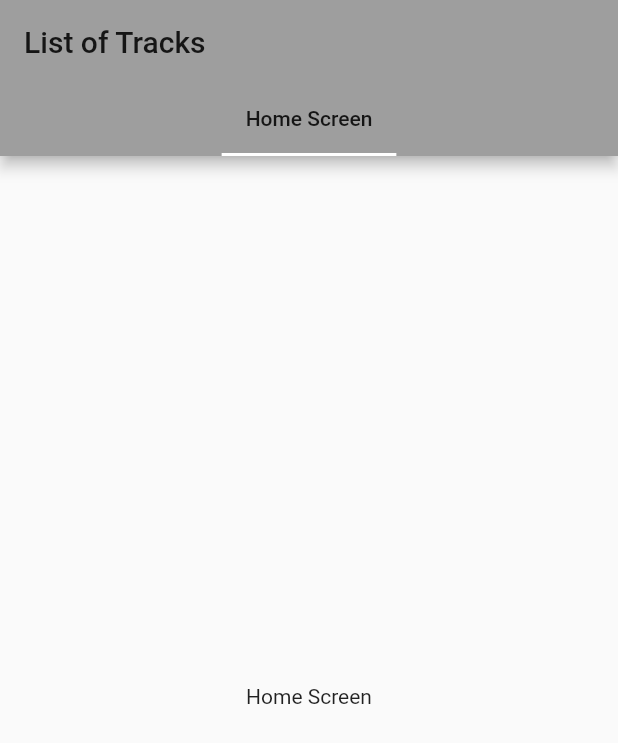
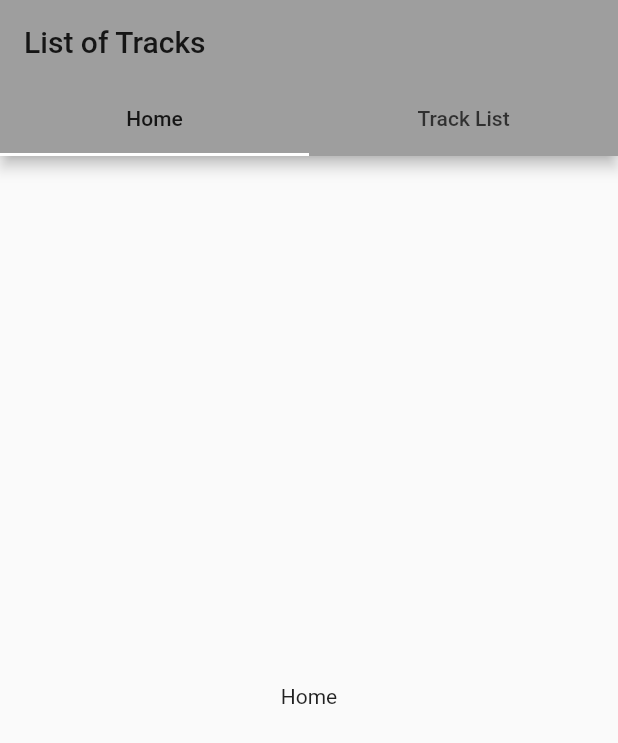
Before and after one commit to ogata-k/track_list, a Flutter app: the screen it shows after launch, on a phone screen of 412 x 824 dp. Shown: the top 743 px of the screen. Run offline on Flutter 3.47's test engine with Material 2 defaults, Android fonts, the phone set to English and light mode, and no system bars.

Commit message:
スライド表示をされることを確認

```diff
--- a/lib/enum/tab_name.dart
+++ b/lib/enum/tab_name.dart
@@ -1,19 +1,21 @@
 const String DEFAULT_TITLE = "List of Tracks";
+const String HOME_SCREEN = "Home";
+const String TRACK_LIST_SCREEN = "Track List";
 
 // name enum of tabs
 enum TabName {
   HomeScreen,
-  TrackList,
+  TrackListScreen,
 }
 
 // convert from TabName to String
 String tabNameToString(TabName name) {
   switch (name) {
     case TabName.HomeScreen:
-      return "Home Screen";
+      return HOME_SCREEN;
       break;
-    case TabName.TrackList:
-      return "Track List";
+    case TabName.TrackListScreen:
+      return TRACK_LIST_SCREEN;
       break;
     default:
       return DEFAULT_TITLE;
@@ -22,15 +24,12 @@ String tabNameToString(TabName name) {
 
 // convert to String from TabName
 TabName tabNameFromString(String name) {
-  TabName tabName;
-  TabName.values.map((TabName _tabName) {
-    if (name == tabNameToString(_tabName)) {
-      tabName = _tabName;
-    }
-  });
-  if (tabName != null) {
-    return tabName;
-  } else {
-    return TabName.HomeScreen;
+  switch (name) {
+    case HOME_SCREEN:
+      return TabName.HomeScreen;
+    case TRACK_LIST_SCREEN:
+      return TabName.TrackListScreen;
+    default:
+      return TabName.HomeScreen;
   }
 }
--- a/lib/model/track.dart
+++ b/lib/model/track.dart
@@ -19,6 +19,6 @@ class Track {
   // track number of this album
   final int trackNo;
 
-  Track(this.id, this.albumId, this.artistId, this.path, this.title,
-      this.artist, this.uri, this.duration, this.trackNo);
+  Track({this.id, this.albumId, this.artistId, this.path, this.title,
+      this.artist, this.uri, this.duration, this.trackNo});
 }
--- a/lib/track_list.dart
+++ b/lib/track_list.dart
@@ -29,6 +29,7 @@ class _TrackTabsState extends State<TrackTabs>
 
   final List<Tab> tabs = <Tab>[
     Tab(text: tabNameToString(TabName.HomeScreen)),
+    Tab(text: tabNameToString(TabName.TrackListScreen)),
   ];
 
   @override
@@ -44,7 +45,7 @@ class _TrackTabsState extends State<TrackTabs>
         title: Text(DEFAULT_TITLE),
         bottom: TabBar(
           controller: _tabController,
-          isScrollable: true,
+          isScrollable: false,
           tabs: tabs,
         ),
       ),
@@ -63,12 +64,41 @@ class _TrackTabsState extends State<TrackTabs>
       case TabName.HomeScreen:
         return Center(child: HomeScreen(title: tab.text));
         break;
-      case TabName.TrackList:
-        return Center(
-            child: TrackListScreen(
-          tracks: <Track>[],
-          title: tab.text,
-        ));
+      case TabName.TrackListScreen:
+        return TrackListScreen(
+              tracks: <Track>[
+                new Track(id: 0, albumId: 0, artistId: 0, path: 'here path', title: 'first single', artist: 'your parent', uri: new Uri(), duration: 1995, trackNo: 0),
+                new Track(id: 0, albumId: 0, artistId: 0, path: 'here path', title: 'first single', artist: 'your parent', uri: new Uri(), duration: 1995, trackNo: 0),
+                new Track(id: 0, albumId: 0, artistId: 0, path: 'here path', title: 'first single', artist: 'your parent', uri: new Uri(), duration: 1995, trackNo: 0),
+                new Track(id: 0, albumId: 0, artistId: 0, path: 'here path', title: 'first single', artist: 'your parent', uri: new Uri(), duration: 1995, trackNo: 0),
+                new Track(id: 0, albumId: 0, artistId: 0, path: 'here path', title: 'first single', artist: 'your parent', uri: new Uri(), duration: 1995, trackNo: 0),
+                new Track(id: 0, albumId: 0, artistId: 0, path: 'here path', title: 'first single', artist: 'your parent', uri: new Uri(), duration: 1995, trackNo: 0),
+                new Track(id: 0, albumId: 0, artistId: 0, path: 'here path', title: 'first single', artist: 'your parent', uri: new Uri(), duration: 1995, trackNo: 0),
+                new Track(id: 0, albumId: 0, artistId: 0, path: 'here path', title: 'first single', artist: 'your parent', uri: new Uri(), duration: 1995, trackNo: 0),
+                new Track(id: 0, albumId: 0, artistId: 0, path: 'here path', title: 'first single', artist: 'your parent', uri: new Uri(), duration: 1995, trackNo: 0),
+                new Track(id: 0, albumId: 0, artistId: 0, path: 'here path', title: 'first single', artist: 'your parent', uri: new Uri(), duration: 1995, trackNo: 0),
+                new Track(id: 0, albumId: 0, artistId: 0, path: 'here path', title: 'first single', artist: 'your parent', uri: new Uri(), duration: 1995, trackNo: 0),
+                new Track(id: 0, albumId: 0, artistId: 0, path: 'here path', title: 'first single', artist: 'your parent', uri: new Uri(), duration: 1995, trackNo: 0),
+                new Track(id: 0, albumId: 0, artistId: 0, path: 'here path', title: 'first single', artist: 'your parent', uri: new Uri(), duration: 1995, trackNo: 0),
+                new Track(id: 0, albumId: 0, artistId: 0, path: 'here path', title: 'first single', artist: 'your parent', uri: new Uri(), duration: 1995, trackNo: 0),
+                new Track(id: 0, albumId: 0, artistId: 0, path: 'here path', title: 'first single', artist: 'your parent', uri: new Uri(), duration: 1995, trackNo: 0),
+                new Track(id: 0, albumId: 0, artistId: 0, path: 'here path', title: 'first single', artist: 'your parent', uri: new Uri(), duration: 1995, trackNo: 0),
+                new Track(id: 0, albumId: 0, artistId: 0, path: 'here path', title: 'first single', artist: 'your parent', uri: new Uri(), duration: 1995, trackNo: 0),
+                new Track(id: 0, albumId: 0, artistId: 0, path: 'here path', title: 'first single', artist: 'your parent', uri: new Uri(), duration: 1995, trackNo: 0),
+                new Track(id: 0, albumId: 0, artistId: 0, path: 'here path', title: 'first single', artist: 'your parent', uri: new Uri(), duration: 1995, trackNo: 0),
+                new Track(id: 0, albumId: 0, artistId: 0, path: 'here path', title: 'first single', artist: 'your parent', uri: new Uri(), duration: 1995, trackNo: 0),
+                new Track(id: 0, albumId: 0, artistId: 0, path: 'here path', title: 'first single', artist: 'your parent', uri: new Uri(), duration: 1995, trackNo: 0),
+                new Track(id: 0, albumId: 0, artistId: 0, path: 'here path', title: 'first single', artist: 'your parent', uri: new Uri(), duration: 1995, trackNo: 0),
+                new Track(id: 0, albumId: 0, artistId: 0, path: 'here path', title: 'first single', artist: 'your parent', uri: new Uri(), duration: 1995, trackNo: 0),
+                new Track(id: 0, albumId: 0, artistId: 0, path: 'here path', title: 'first single', artist: 'your parent', uri: new Uri(), duration: 1995, trackNo: 0),
+                new Track(id: 0, albumId: 0, artistId: 0, path: 'here path', title: 'first single', artist: 'your parent', uri: new Uri(), duration: 1995, trackNo: 0),
+                new Track(id: 0, albumId: 0, artistId: 0, path: 'here path', title: 'first single', artist: 'your parent', uri: new Uri(), duration: 1995, trackNo: 0),
+                new Track(id: 0, albumId: 0, artistId: 0, path: 'here path', title: 'first single', artist: 'your parent', uri: new Uri(), duration: 1995, trackNo: 0),
+                new Track(id: 0, albumId: 0, artistId: 0, path: 'here path', title: 'first single', artist: 'your parent', uri: new Uri(), duration: 1995, trackNo: 0),
+                new Track(id: 0, albumId: 0, artistId: 0, path: 'here path', title: 'first single', artist: 'your parent', uri: new Uri(), duration: 1995, trackNo: 0),
+              ],
+              title: tab.text,
+        );
       default:
         return Center(
           child: Text(DEFAULT_TITLE),
--- a/lib/widget/track/item.dart
+++ b/lib/widget/track/item.dart
@@ -8,8 +8,8 @@ class Item extends StatelessWidget {
   @override
   Widget build(BuildContext context) {
     // TODO this is stub
-    return Scaffold(
-      body: Center(child: Text(this.track.toString())),
+    return Center(
+        child: Text(this.track.artist),
     );
   }
 }
```
